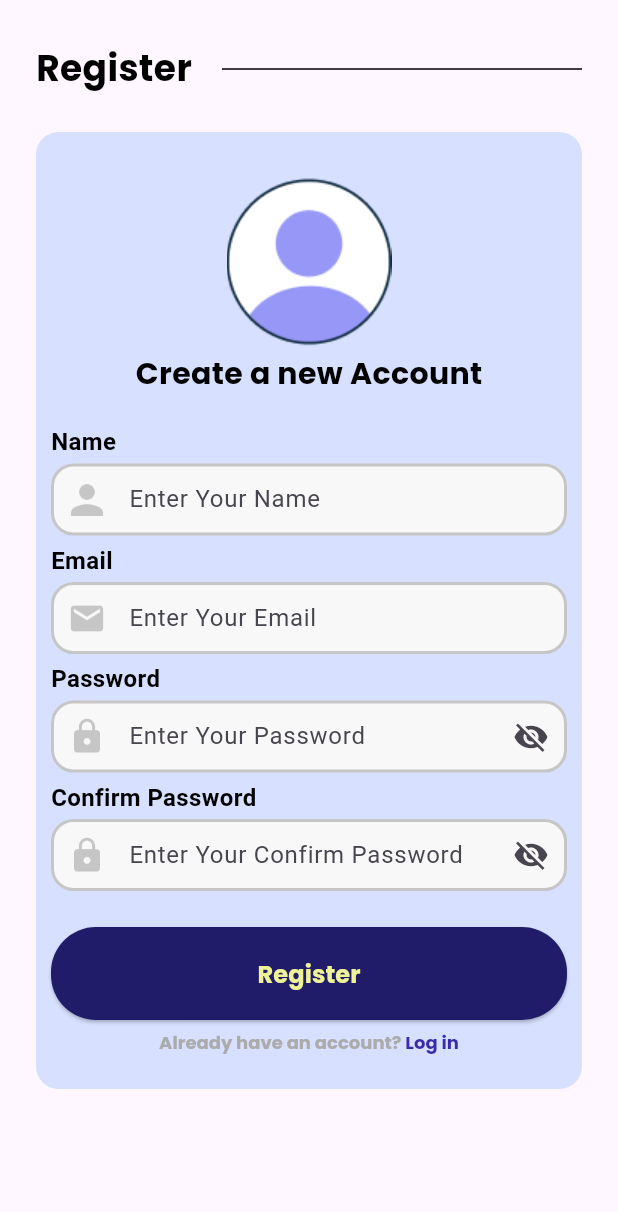
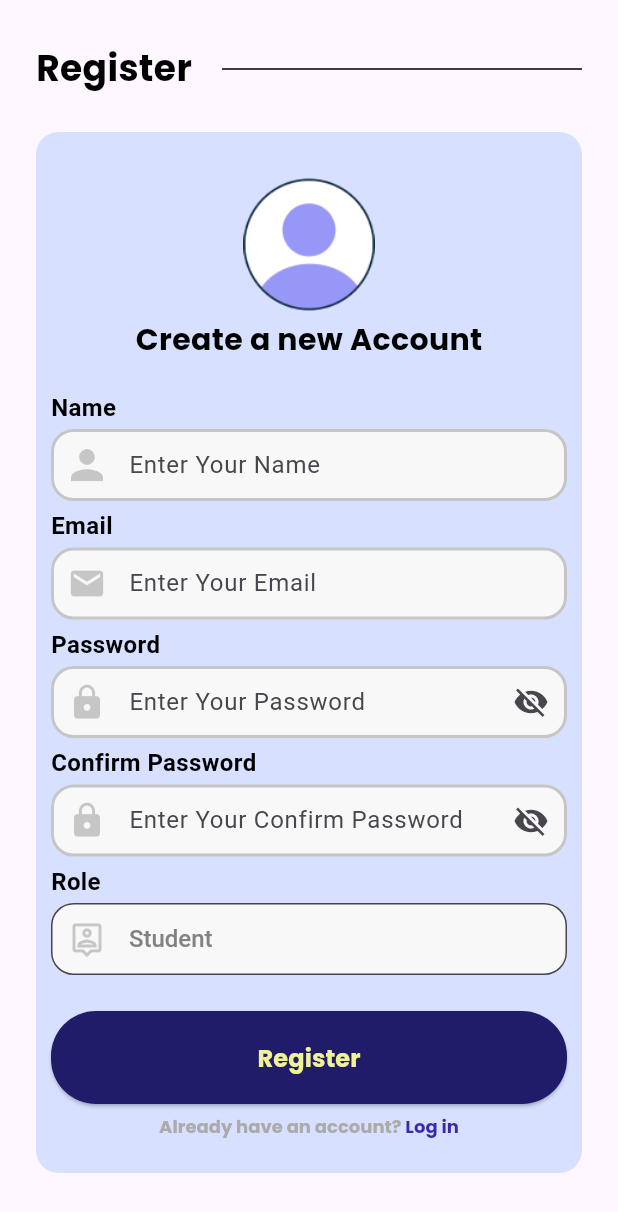
Before and after one commit to AdhiKrisna/MeetSync, a Flutter app: the RegisterPage screen opened by its route, on a phone screen of 412 x 824 dp. Shown: the top 1212 px of the screen. Run offline on Flutter 3.47's test engine with Material 3 defaults, Android fonts, the phone set to English and light mode, and no system bars; our stand-ins replace get, google_fonts.

Commit message:
update : page controller done, home page progress

```diff
--- a/lib/constants/constant_color.dart
+++ b/lib/constants/constant_color.dart
@@ -4,5 +4,9 @@ const purple = Color(0xff392AAB);
 const btnPurple = Color(0xff211C6A);
 const yellow = Color(0xffEFF396);
 const grey = Color(0xffABABAB);
+const lightGrey = Color(0xFF828282);
+const darkGrey = Color(0xFF4F4F4F);
 const greyBlue = Color(0xffD7E1FF);
 const pink = Color(0xffE4C0E8);
+const orange = Color(0xffE87A30);
+const brown = Color(0xff373737);
--- /dev/null
+++ b/lib/controller/role_controller.dart
@@ -0,0 +1,19 @@
+import 'package:get/get.dart';
+
+class RoleController extends GetxController {
+  // List of roles
+  List<String> roles = [
+    'Student',
+    'Lecturer',
+  ];
+  // Selected role
+  var selectedRole = RxString('');
+  void onInit() {
+    super.onInit();
+    selectedRole.value = roles.first;
+  }
+  // Method to update selected role
+  void updateSelectedRole(String role) {
+    selectedRole.value = role;
+  }
+}
--- a/lib/features/pages/register.dart
+++ b/lib/features/pages/register.dart
@@ -1,6 +1,8 @@
 import 'package:flutter/material.dart';
+import 'package:get/get.dart';
 import 'package:meet_sync/constants/constant_color.dart';
 import 'package:meet_sync/constants/constant_text_style.dart';
+import 'package:meet_sync/controller/role_controller.dart';
 import 'package:meet_sync/routes/route_name.dart';
 import 'package:meet_sync/widgets/button_group.dart';
 import 'package:meet_sync/widgets/label_widgets.dart';
@@ -19,7 +21,7 @@ class _RegisterPageState extends State<RegisterPage> {
       body: SafeArea(
         child: SingleChildScrollView(
           child: Container(
-              padding: EdgeInsets.only(top:34, left: 24,right: 24),
+            padding: EdgeInsets.only(top: 34, left: 24, right: 24),
             child: Column(
               children: [
                 Container(
@@ -40,7 +42,8 @@ class _RegisterPageState extends State<RegisterPage> {
                       Expanded(
                         child: Container(
                           height: 1,
-                                color: Colors.black, // Ganti warna dengan warna garis yang diinginkan
+                          color: Colors
+                              .black, // Ganti warna dengan warna garis yang diinginkan
                         ),
                       ),
                     ],
@@ -61,7 +64,8 @@ class _RegisterPageState extends State<RegisterPage> {
                           child: Column(
                               mainAxisAlignment: MainAxisAlignment.center,
                               children: [
-                                Image.asset('assets/images/avatar.png', height: 113),
+                                Image.asset('assets/images/avatar.png',
+                                    height: 90),
                                 SizedBox(height: 8),
                                 Text(
                                   'Create a new Account',
@@ -71,35 +75,120 @@ class _RegisterPageState extends State<RegisterPage> {
                                     fontWeight: FontWeight.bold,
                                   ),
                                 ),
-                              ]
-                            ),
+                              ]),
                         ),
                         Column(
                           children: [
                             Container(
-                                padding: EdgeInsets.symmetric(vertical: 24 ,horizontal: 10),
+                              padding: EdgeInsets.symmetric(
+                                  vertical: 24, horizontal: 10),
                               child: Column(
                                 crossAxisAlignment: CrossAxisAlignment.start,
                                 children: [
                                   LabelText(label: "Name"),
-                                    TextFormFieldWidget(hintText: "Enter Your Name", isDefault: false, paddingVertical: 10, paddingHorizontal: 20, color: 'white', ),
-                                    const SizedBox(height: 5
+                                  TextFormFieldWidget(
+                                    hintText: "Enter Your Name",
+                                    isDefault: false,
+                                    paddingVertical: 10,
+                                    paddingHorizontal: 20,
+                                    color: 'white',
                                   ),
+                                  const SizedBox(height: 5),
                                   LabelText(label: "Email"),
-                                    TextFormFieldWidget(hintText: "Enter Your Email",isDefault: false, paddingVertical: 10, paddingHorizontal: 20,color: 'white', icon: 'email',),
-                                    const SizedBox(height: 5
+                                  TextFormFieldWidget(
+                                    hintText: "Enter Your Email",
+                                    isDefault: false,
+                                    paddingVertical: 10,
+                                    paddingHorizontal: 20,
+                                    color: 'white',
+                                    icon: 'email',
                                   ),
+                                  const SizedBox(height: 5),
                                   LabelText(label: "Password"),
-                                    TextFormFieldWidget(hintText: "Enter Your Password",isDefault: false, paddingVertical: 10, paddingHorizontal: 20, isPassword: true,color: 'white', icon: 'password'),
-                                    const SizedBox(height: 5
+                                  TextFormFieldWidget(
+                                      hintText: "Enter Your Password",
+                                      isDefault: false,
+                                      paddingVertical: 10,
+                                      paddingHorizontal: 20,
+                                      isPassword: true,
+                                      color: 'white',
+                                      icon: 'password'),
+                                  const SizedBox(height: 5),
+                                  LabelText(label: "Confirm Password"),
+                                  TextFormFieldWidget(
+                                    hintText: "Enter Your Confirm Password",
+                                    isDefault: false,
+                                    paddingVertical: 10,
+                                    paddingHorizontal: 20,
+                                    isPassword: true,
+                                    color: 'white',
+                                    icon: 'password',
                                   ),
-                                    LabelText(label: "Confirm Password"),
-                                    TextFormFieldWidget(hintText: "Enter Your Confirm Password",isDefault: false, paddingVertical: 10, paddingHorizontal: 20, isPassword: true,color: 'white', icon: 'password'),
+                                  const SizedBox(height: 5),
+                                  LabelText(label: "Role"),
+                                  DropdownButtonFormField(
+                                    iconSize: 0,
+                                    decoration: InputDecoration(
+                                      prefixIcon: Icon(
+                                        Icons.person_pin_outlined,
+                                        size: 26,
+                                        color: Color.fromRGBO(0, 0, 0, 0.20),
+                                      ),
+                                      isDense: true,
+                                      contentPadding: EdgeInsets.symmetric(
+                                          vertical: 12, horizontal: 20),
+                                      border: OutlineInputBorder(
+                                        borderRadius: BorderRadius.circular(15),
+                                        borderSide: BorderSide(
+                                          color: Color(0xFFF8F8F8),
+                                          width: double.infinity,
+                                        ),
+                                      ),
+                                      filled: true,
+                                      fillColor: Color(0xFFF8F8F8),
+                                    ),
+                                    style: TextStyle(
+                                      fontSize: 16,
+                                      color: lightGrey,
+                                      fontWeight: FontWeight.w500,
+                                    ),
+                                    borderRadius: BorderRadius.circular(15),
+                                    hint: Text('Select Role'),
+                                    dropdownColor: Colors.white,
+                                    value: Get.put<RoleController>(
+                                            RoleController())
+                                        .selectedRole
+                                        .value,
+                                    items: Get.put<RoleController>(
+                                            RoleController())
+                                        .roles
+                                        .map(
+                                          (String value) =>
+                                              DropdownMenuItem<String>(
+                                            value: value,
+                                            child: Text(value),
+                                          ),
+                                        )
+                                        .toList(),
+                                    onChanged: (value) {
+                                      if (value != null)
+                                        Get.put<RoleController>(
+                                                RoleController())
+                                            .updateSelectedRole(value);
+                                    },
+                                  ),
                                   const SizedBox(height: 24),
-                                    ButtonGroup(buttonText: "Register", textSpan1: "Already have an account?", textSpan2: "Log in", routeName: RouteName.login, isGetOff: true),
+                                  ButtonGroup(
+                                    buttonText: "Register",
+                                    textSpan1: "Already have an account?",
+                                    textSpan2: "Log in",
+                                    routeText: RouteName.login,
+                                    routeButton: RouteName.login,
+                                    isGetOff: true,
+                                  ),
                                 ],
                               ),
-                              ),
+                            )
                           ],
                         ),
                       ],
--- a/lib/main.dart
+++ b/lib/main.dart
@@ -1,7 +1,6 @@
 import 'package:flutter/material.dart';
 import 'package:get/get_navigation/src/root/get_material_app.dart';
 import 'package:meet_sync/routes/route_name.dart';
-
 import 'routes/route_page.dart';
 
 void main() {
@@ -14,7 +13,7 @@
 
   @override
   Widget build(BuildContext context) {
-    return  GetMaterialApp(
+    return GetMaterialApp(
       debugShowCheckedModeBanner: false,
       getPages: [
         ...RoutePages().routes,
--- a/lib/routes/route_name.dart
+++ b/lib/routes/route_name.dart
@@ -2,4 +2,5 @@
 class RouteName {
   static const String login = '/login';
   static const String register = '/register';
+  static const String homeStudent = '/homeStudent';
 }
--- a/lib/routes/route_page.dart
+++ b/lib/routes/route_page.dart
@@ -1,10 +1,11 @@
-
 import 'package:get/get.dart';
 import 'package:meet_sync/features/pages/login.dart';
 import 'package:meet_sync/features/pages/register.dart';
+import 'package:meet_sync/features/student/binding/home_binding.dart';
+import 'package:meet_sync/features/student/screen/landing_screen.dart';
 import 'route_name.dart';
 
-class RoutePages{
+class RoutePages {
   List<GetPage<dynamic>> routes = [
     GetPage(
       name: RouteName.login,
@@ -14,6 +15,11 @@ class RoutePages{
       name: RouteName.register,
       page: () => const RegisterPage(),
     ),
+    GetPage(
+      name: RouteName.homeStudent,
+      page: () => LandingScreen(),
+      binding: HomeBinding(),
+    ),
   ];
 
   // List<GetPage<dynamic>> get getRoutes => routes;
--- a/lib/widgets/button_group.dart
+++ b/lib/widgets/button_group.dart
@@ -1,22 +1,21 @@
-
 import 'package:flutter/gestures.dart';
 import 'package:flutter/material.dart';
 import 'package:get/get.dart';
 import 'package:meet_sync/constants/constant_color.dart';
 import 'package:meet_sync/constants/constant_text_style.dart';
-import 'package:meet_sync/widgets/choose_model.dart';
 
 class ButtonGroup extends StatelessWidget {
-  final String buttonText, textSpan1, textSpan2, routeName;
+  final String buttonText, textSpan1, textSpan2, routeText, routeButton;
   final bool isGetOff;
   const ButtonGroup({
     super.key,
     required this.buttonText,
     required this.textSpan1,
     required this.textSpan2,
-    this.isGetOff = false, // sekalian jadi button isLogin, kalau isGetOff true, maka button isLogin
-    required this.routeName,
-
+    this.isGetOff =
+        false, // sekalian jadi button isLogin, kalau isGetOff true, maka button isLogin
+    required this.routeText,
+    required this.routeButton,
   });
 
   @override
@@ -27,13 +26,8 @@ class ButtonGroup extends StatelessWidget {
           width: double.infinity,
           height: 62,
           child: ElevatedButton(
-              onPressed: (){
-                !isGetOff ?
-                  showDialog(
-                    context: context,
-                    builder: (context) => ChooseModel(),
-                  )
-                  : null;
+            onPressed: () {
+              Get.offNamed(routeButton);
             },
             child: Text(
               buttonText,
@@ -56,8 +50,7 @@ class ButtonGroup extends StatelessWidget {
           mainAxisAlignment: MainAxisAlignment.center,
           children: [
             RichText(
-                  text:
-                  TextSpan(
+              text: TextSpan(
                 text: textSpan1 + '',
                 style: ConstantTextStyle.stylePoppins(
                   fontSize: 12,
@@ -69,7 +62,9 @@ class ButtonGroup extends StatelessWidget {
                     text: ' ' + textSpan2,
                     recognizer: TapGestureRecognizer()
                       ..onTap = () {
-                            isGetOff ? Get.offNamed(routeName) : Get.toNamed(routeName);
+                        isGetOff
+                            ? Get.offNamed(routeText)
+                            : Get.toNamed(routeText);
                       },
                     style: ConstantTextStyle.stylePoppins(
                       fontSize: 12,
@@ -83,7 +78,6 @@ class ButtonGroup extends StatelessWidget {
           ],
         ),
       ],
-
     );
   }
 }
--- a/lib/widgets/text_form_field.dart
+++ b/lib/widgets/text_form_field.dart
@@ -6,7 +6,6 @@ class TextFormFieldWidget extends StatelessWidget {
   final String hintText, color, icon;
   final double? paddingVertical, paddingHorizontal;
   final bool isPassword, isDefault, isIcon;
-
    TextFormFieldWidget({
       Key? key,
       required this.hintText,
@@ -16,7 +15,7 @@ class TextFormFieldWidget extends StatelessWidget {
       this.isDefault = true,
       this.isIcon = true,
       this.color = 'transparent',
-      this.icon = 'person'
+      this.icon = 'person',
   }) : super(key: key);
   final authC = Get.put(AuthController());
 
@@ -27,6 +26,7 @@ class TextFormFieldWidget extends StatelessWidget {
     return Center(
       child: Obx(
         () =>TextFormField(
+
               obscureText: authC.getIsObscure.isTrue && isPassword ? true : false,
               decoration: InputDecoration(
                   prefixIcon: isIcon == true
--- a/pubspec.yaml
+++ b/pubspec.yaml
@@ -58,6 +58,7 @@ flutter:
   # To add assets to your application, add an assets section, like this:
   assets:
     - assets/images/
+    - assets/images/icons/
   #   - images/a_dot_burr.jpeg
   #   - images/a_dot_ham.jpeg
   # An image asset can refer to one or more resolution-specific "variants", see
```
Also changed, not shown: lib/features/pages/login.dart (+18 -8 lines), lib/features/student/binding/home_binding.dart (added, +12 -0 lines), lib/features/student/controller/screen_controller.dart (added, +35 -0 lines), lib/features/student/pages/home.dart (added, +18 -0 lines), lib/features/student/pages/profile.dart (added, +18 -0 lines), lib/features/student/pages/register_meet.dart (added, +18 -0 lines), lib/features/student/screen/landing_screen.dart (added, +32 -0 lines), lib/widgets/choose_model.dart (+4 -3 lines), lib/widgets/top_section.dart (added, +64 -0 lines), assets/images/icons/Schedule.png (added). Lines whose indentation alone changed are shown as unchanged.
